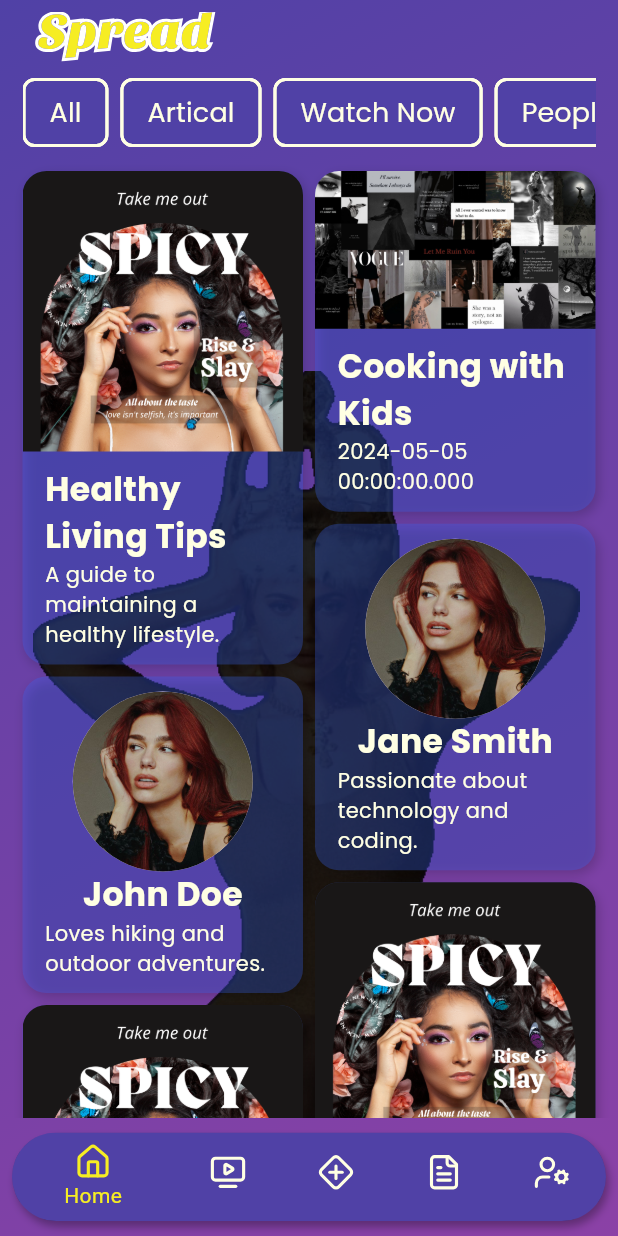
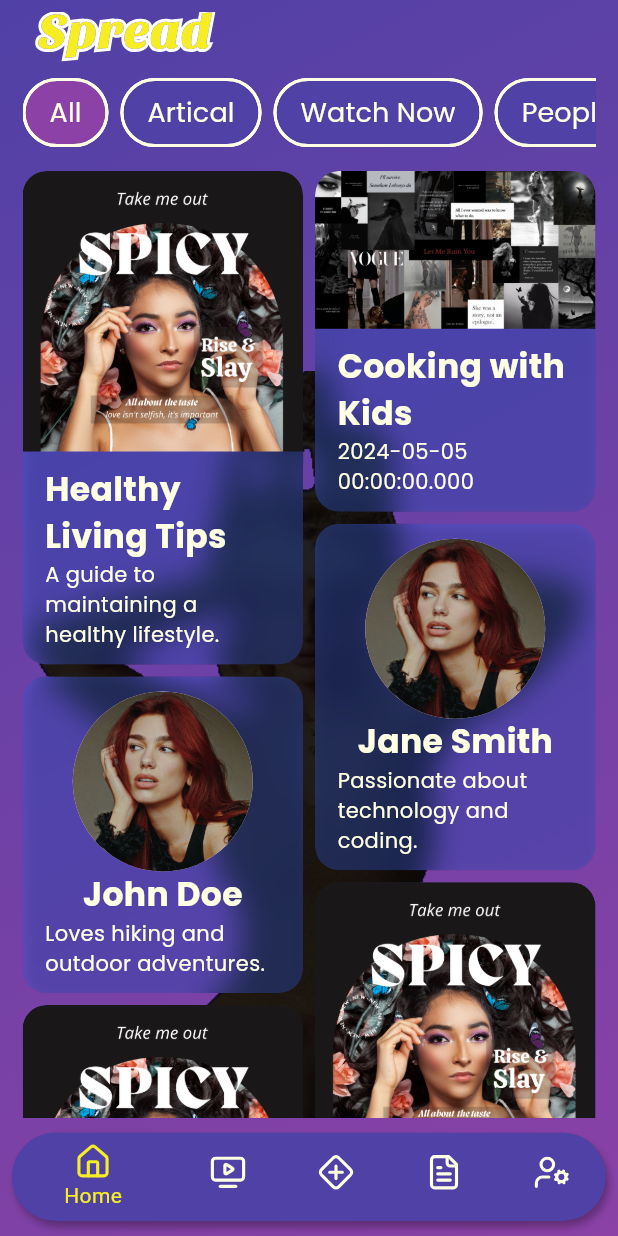
Before and after one commit to uchamod/Spread_app, a Flutter app: the screen it shows after launch, on a phone screen of 412 x 824 dp. Run offline on Flutter 3.47's test engine with Material 3 defaults, Android fonts, the phone set to English and light mode, and no system bars; our stand-ins replace flutter_svg, go_router, google_fonts; project files that could hold a hidden picture were left out.

Commit message:
add card filters and blur effect

```diff
--- a/lib/pages/main_pages/homepage.dart
+++ b/lib/pages/main_pages/homepage.dart
@@ -80,55 +80,98 @@ class HomePage extends StatelessWidget {
                                     padding: const EdgeInsets.only(right: 8),
                                     child: FilterChip(
                                       backgroundColor: backgroundBlue,
+                                      shape: RoundedRectangleBorder(
+                                          borderRadius: BorderRadius.circular(
+                                              filterborder)),
                                       side: const BorderSide(
                                           color: secondorywhite, width: 2),
                                       label: Text(
                                         "All",
                                         style: Textstyles().subtitle,
                                       ),
-                                      onSelected: (value) {},
+                                      selectedColor: backgroundPurple,
+                                      showCheckmark: false,
+                                      selected:
+                                          filterData.getCategory() == "all",
+
+                                      //show all items
+                                      onSelected: (value) {
+                                        filterData.filterDataByCategory("all");
+                                      },
                                     ),
                                   ),
-                                  //watch now
+                                  //articals
                                   Padding(
                                     padding: const EdgeInsets.only(right: 8),
                                     child: FilterChip(
                                       backgroundColor: backgroundBlue,
+                                      shape: RoundedRectangleBorder(
+                                          borderRadius: BorderRadius.circular(
+                                              filterborder)),
                                       side: const BorderSide(
                                           color: secondorywhite, width: 2),
                                       label: Text(
                                         "Artical",
                                         style: Textstyles().subtitle,
                                       ),
-                                      onSelected: (value) {},
+                                      selectedColor: backgroundPurple,
+                                      showCheckmark: false,
+                                      selected:
+                                          filterData.getCategory() == "artical",
+                                      //ahow articals
+                                      onSelected: (value) {
+                                        filterData
+                                            .filterDataByCategory("artical");
+                                      },
                                     ),
                                   ),
-                                  //habbits
+                                  //videos
                                   Padding(
                                     padding: const EdgeInsets.only(right: 8),
                                     child: FilterChip(
                                       backgroundColor: backgroundBlue,
+                                      shape: RoundedRectangleBorder(
+                                          borderRadius: BorderRadius.circular(
+                                              filterborder)),
                                       side: const BorderSide(
                                           color: secondorywhite, width: 2),
                                       label: Text(
                                         "Watch Now",
                                         style: Textstyles().subtitle,
                                       ),
-                                      onSelected: (value) {},
+                                      selectedColor: backgroundPurple,
+                                      showCheckmark: false,
+                                      selected:
+                                          filterData.getCategory() == "videos",
+                                      //show videos
+                                      onSelected: (value) {
+                                        filterData
+                                            .filterDataByCategory("videos");
+                                      },
                                     ),
                                   ),
-                                  //dirty
+                                  //people
                                   Padding(
                                     padding: const EdgeInsets.only(right: 8),
                                     child: FilterChip(
                                       backgroundColor: backgroundBlue,
+                                      shape: RoundedRectangleBorder(
+                                          borderRadius: BorderRadius.circular(
+                                              filterborder)),
                                       side: const BorderSide(
                                           color: secondorywhite, width: 2),
                                       label: Text(
                                         "People",
                                         style: Textstyles().subtitle,
                                       ),
-                                      onSelected: (value) {},
+                                      selectedColor: backgroundPurple,
+                                      showCheckmark: false,
+                                      selected:
+                                          filterData.getCategory() == "people",
+                                      onSelected: (value) {
+                                        filterData
+                                            .filterDataByCategory("people");
+                                      },
                                     ),
                                   )
                                 ],
--- a/lib/provider/filter_provider.dart
+++ b/lib/provider/filter_provider.dart
@@ -11,7 +11,7 @@ class FilterProvider extends ChangeNotifier {
   //data lists
   List<dynamic> _allData = [];
   List<dynamic> _filterdData = [];
-  String selectedCategory = "all";
+  String _selectedCategory = "all";
   //get filterd data
   List<dynamic> get filterData => _filterdData;
 
@@ -38,16 +38,20 @@ class FilterProvider extends ChangeNotifier {
 
   //filter data by selected category
   void filterDataByCategory(String category) {
-    selectedCategory = category;
+    _selectedCategory = category;
     if (category == "all") {
       _filterdData = _allData;
     } else if (category == "artical") {
       _filterdData = _allData.whereType<Artical>().toList();
     } else if (category == "videos") {
       _filterdData = _allData.whereType<Videos>().toList();
-    } else {
+    } else if (category == "people") {
       _filterdData = _allData.whereType<People>().toList();
     }
     notifyListeners();
   }
+
+  String getCategory() {
+    return _selectedCategory;
+  }
 }
--- a/lib/util/constants.dart
+++ b/lib/util/constants.dart
@@ -2,7 +2,7 @@ import 'package:flutter/material.dart';
 
 const double horPad = 15;
 const double verPad = 10;
-
+const double filterborder = 24;
 const Color primaryYellow = Color(0xffF6ED23);
 const Color backgroundBlue = Color(0xff5041A6);
 const Color cardBlue = Color(0xff534CBE);
--- a/lib/widgets/artical_item_card.dart
+++ b/lib/widgets/artical_item_card.dart
@@ -1,3 +1,5 @@
+import 'dart:ui';
+
 import 'package:flutter/material.dart';
 import 'package:spread/models/artical.dart';
 import 'package:spread/util/constants.dart';
@@ -9,21 +11,16 @@ class ArticalItemCard extends StatelessWidget {
 
   @override
   Widget build(BuildContext context) {
-    return
-        //  Stack(
-        //   children: [
-        //     //add blury backdrop
-        //     Positioned.fill(
-        //       child: ClipRRect(
-        //         borderRadius: BorderRadius.circular(16),
-        //         child: BackdropFilter(
-        //           filter: ImageFilter.blur(
-        //             sigmaX: 10,
-        //             sigmaY: 10,
-        //           ),
-        //           //coustom card
-        //           child:
-        Container(
+    return ClipRRect(
+      borderRadius: BorderRadius.circular(16),
+      child: BackdropFilter(
+        //add blur effect
+        filter: ImageFilter.blur(
+          sigmaX: 10,
+          sigmaY: 10,
+        ),
+        //aetical card
+        child: Container(
           decoration: BoxDecoration(
             borderRadius: BorderRadius.circular(16),
             color: cardColor,
@@ -44,7 +41,8 @@ class ArticalItemCard extends StatelessWidget {
             children: [
               ClipRRect(
                 borderRadius: const BorderRadius.only(
-                topLeft: Radius.circular(16), topRight: Radius.circular(16)),
+                    topLeft: Radius.circular(16),
+                    topRight: Radius.circular(16)),
                 child: Image.asset(
                   "assets/Spicy.png",
                   fit: BoxFit.fitWidth,
@@ -70,11 +68,8 @@ class ArticalItemCard extends StatelessWidget {
               )
             ],
           ),
+        ),
+      ),
     );
-    //    ),
-    //  ),
-    //   ),
-    // ],
-    //);
   }
 }
--- a/lib/widgets/user_item_card.dart
+++ b/lib/widgets/user_item_card.dart
@@ -1,3 +1,5 @@
+import 'dart:ui';
+
 import 'package:flutter/material.dart';
 import 'package:spread/models/people.dart';
 import 'package:spread/util/constants.dart';
@@ -9,24 +11,17 @@ class UserItemCard extends StatelessWidget {
 
   @override
   Widget build(BuildContext context) {
-    return
-        // Stack(
-
-        //   children: [
-        //     //add blury backdrop
-        //     Positioned.fill(
-        //       child: ClipRRect(
-        //         borderRadius: BorderRadius.circular(16),
-        //         child: BackdropFilter(
-        //           filter: ImageFilter.blur(
-        //             sigmaX: 10,
-        //             sigmaY: 10,
-        //           ),
-
-        //coustom card
-        // child:
-        Container(
-      padding: const EdgeInsets.symmetric(horizontal: horPad, vertical: verPad),
+    return ClipRRect(
+      borderRadius: BorderRadius.circular(16),
+      child: BackdropFilter(    //add blur effect
+        filter: ImageFilter.blur(
+          sigmaX: 10,
+          sigmaY: 10,
+        ),
+        //people card
+        child: Container(
+          padding:
+              const EdgeInsets.symmetric(horizontal: horPad, vertical: verPad),
           decoration: BoxDecoration(
             borderRadius: BorderRadius.circular(16),
             color: cardColor,
@@ -62,11 +57,8 @@ class UserItemCard extends StatelessWidget {
               ),
             ],
           ),
+        ),
+      ),
     );
-    //     ),
-    //    ),
-    //   ),
-    //  ],
-    //  );
   }
 }
--- a/lib/widgets/video_item_card.dart
+++ b/lib/widgets/video_item_card.dart
@@ -1,3 +1,5 @@
+import 'dart:ui';
+
 import 'package:flutter/material.dart';
 import 'package:spread/models/watch_now.dart';
 import 'package:spread/util/constants.dart';
@@ -9,21 +11,16 @@ class VideoItemCard extends StatelessWidget {
 
   @override
   Widget build(BuildContext context) {
-    return
-        // Stack(
-        //   children: [
-        //     //add blury backdrop
-        //     Positioned.fill(
-        //       child: ClipRRect(
-        //         borderRadius: BorderRadius.circular(16),
-        //         child: BackdropFilter(
-        //           filter: ImageFilter.blur(
-        //             sigmaX: 10,
-        //             sigmaY: 10,
-        //           ),
-        //           //coustom card
-        //           child:
-        Container(
+    return ClipRRect(
+      borderRadius: BorderRadius.circular(16),
+      child: BackdropFilter(
+        //add blur effeect
+        filter: ImageFilter.blur(
+          sigmaX: 10,
+          sigmaY: 10,
+        ),
+        //coustom video card
+        child: Container(
           decoration: BoxDecoration(
             borderRadius: BorderRadius.circular(16),
             color: cardColor,
@@ -44,7 +41,8 @@ class VideoItemCard extends StatelessWidget {
             children: [
               ClipRRect(
                 borderRadius: const BorderRadius.only(
-                topLeft: Radius.circular(16), topRight: Radius.circular(16)),
+                    topLeft: Radius.circular(16),
+                    topRight: Radius.circular(16)),
                 child: Image.asset(
                   "assets/Untitled design.png",
                   fit: BoxFit.fitWidth,
@@ -70,11 +68,8 @@ class VideoItemCard extends StatelessWidget {
               )
             ],
           ),
+        ),
+      ),
     );
-    //   ),
-    //    ),
-    //   ),
-    //   ],
-    // );
   }
 }
--- a/pubspec.yaml
+++ b/pubspec.yaml
@@ -45,6 +45,7 @@ dependencies:
   image_picker: ^1.1.2
   google_fonts: ^6.2.1
   flutter_svg: ^2.0.10+1
+  intl: ^0.19.0
 
 
 dev_dependencies:
```
Also changed, not shown: pubspec.lock. Lines whose indentation alone changed are shown as unchanged.
